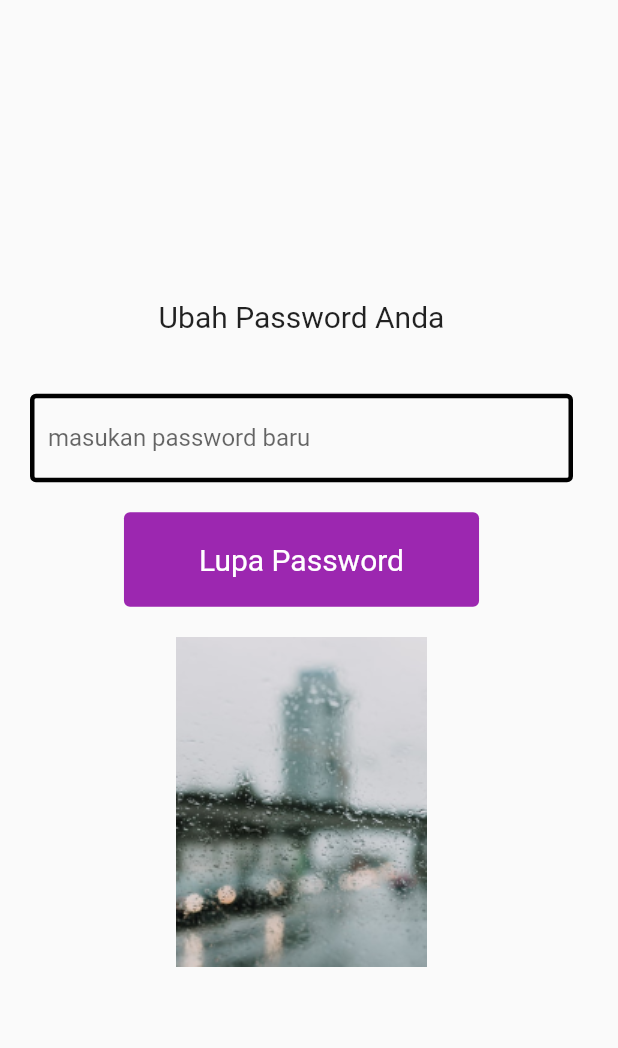
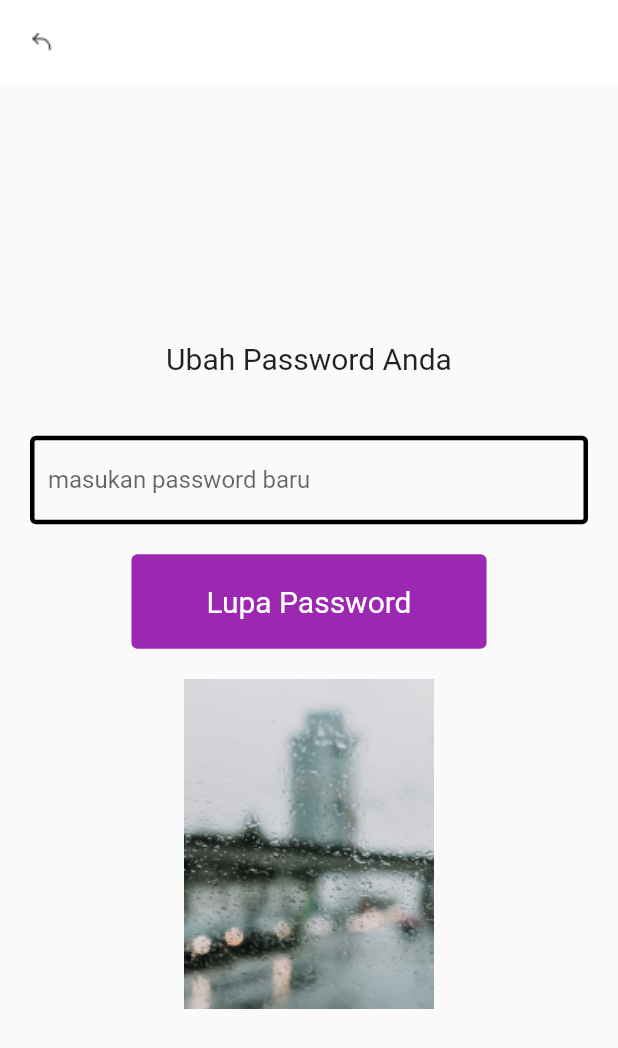
Before and after one commit to apriyani60/projek1, a Flutter app: the LupaPassView screen opened directly, on a phone screen of 412 x 824 dp. Shown: the top 1048 px of the screen. Run offline on Flutter 3.47's test engine with Material 2 defaults, Android fonts, the phone set to English and light mode, and no system bars; our stand-ins replace circle_nav_bar.

Commit message:
tambah button kembali

```diff
--- a/lib/lupapass.dart
+++ b/lib/lupapass.dart
@@ -16,10 +16,20 @@ class _LupaPassViewState extends State<LupaPassView> {
   @override
   Widget build(BuildContext context) {
     return Scaffold(
+      appBar: AppBar(
+        leading: GestureDetector(
+          onTap: () {
+            Navigator.pop(context);
+          },
+          child: Image.asset('assets/images/Back.png'),
+        ),
+        backgroundColor: Colors.white,
+        elevation: 0.0,
+      ),
       body: Padding(
         padding: const EdgeInsets.only(
           left: 20.0,
-          right: 30.0,
+          right: 20.0,
           top: 20.0,
         ),
         child: Column(
```
